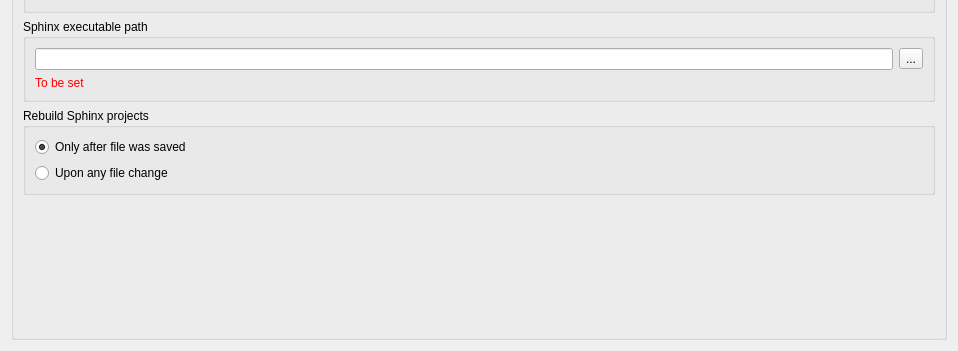
Qt form enki/plugins/preview/Settings.ui (andreikop/enki) before a commit; both pictures show x 0 to 958 and y 336 to 687 of the 958 by 687 pixel window.
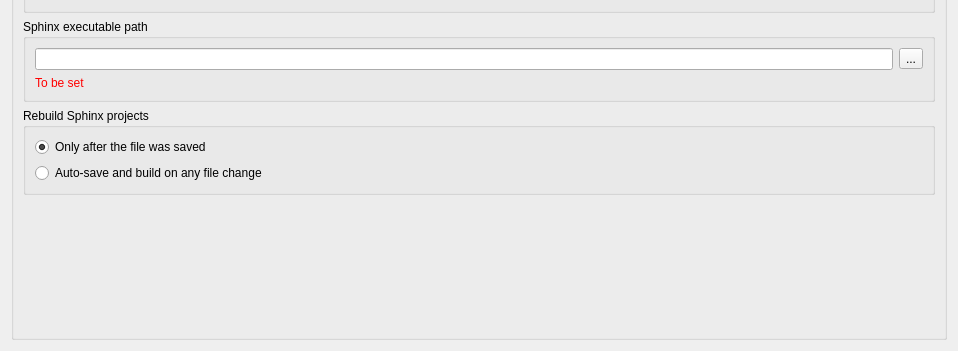
The same form after that commit.

Commit message: Fix: Show a warning message when auto-build enabled and file is externally modified. GUI: Clarify auto-build text to align with warning text.

```diff
--- a/enki/plugins/preview/Settings.ui
+++ b/enki/plugins/preview/Settings.ui
@@ -271,7 +271,7 @@
          <item>
           <widget class="QRadioButton" name="rbBuildOnlyOnSave">
            <property name="text">
-            <string>Only after file was saved</string>
+            <string>Only after the file was saved</string>
            </property>
            <property name="checked">
             <bool>true</bool>
@@ -284,7 +284,7 @@
             <enum>Qt::LeftToRight</enum>
            </property>
            <property name="text">
-            <string>Upon any file change</string>
+            <string>Auto-save and build on any file change</string>
            </property>
           </widget>
          </item>
```
The commit also changes 1 other file.
